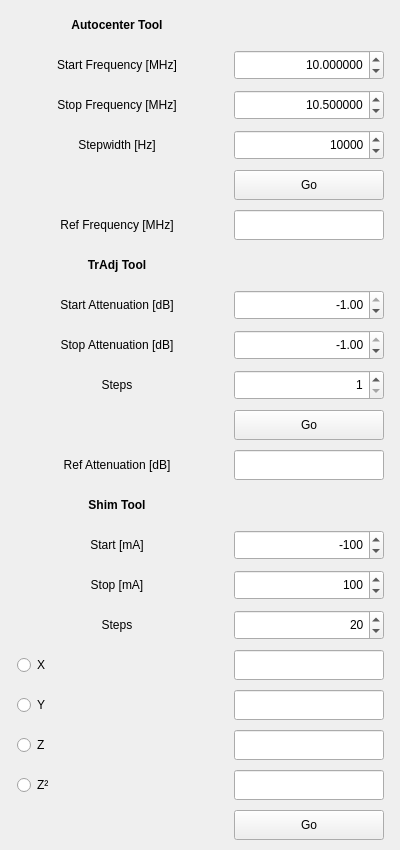
First picture: the form in Applications/relax2/ui/tools.ui, repository OpenMRI/ocra, before the edit.
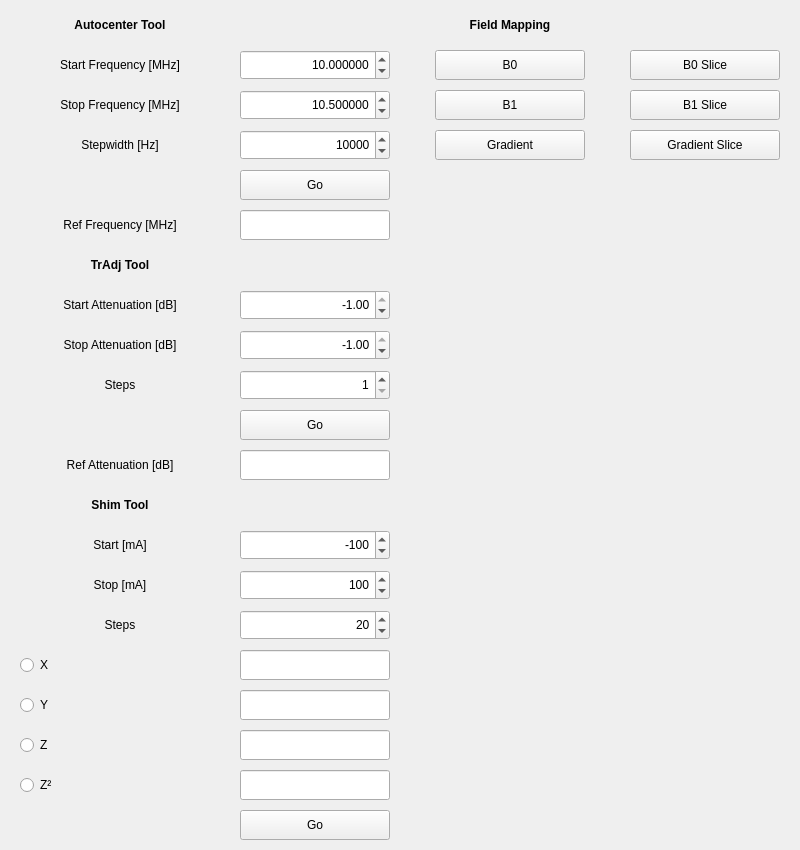
Second picture: the form after the edit.

Commit message: B1mapping init

```diff
--- a/Applications/relax2/ui/tools.ui
+++ b/Applications/relax2/ui/tools.ui
@@ -6,19 +6,19 @@
    <rect>
     <x>0</x>
     <y>0</y>
-    <width>400</width>
+    <width>800</width>
     <height>850</height>
    </rect>
   </property>
   <property name="minimumSize">
    <size>
-    <width>400</width>
+    <width>800</width>
     <height>850</height>
    </size>
   </property>
   <property name="maximumSize">
    <size>
-    <width>400</width>
+    <width>800</width>
     <height>850</height>
    </size>
   </property>
@@ -30,7 +30,7 @@
     <rect>
      <x>0</x>
      <y>0</y>
-     <width>401</width>
+     <width>801</width>
      <height>851</height>
     </rect>
    </property>
@@ -908,6 +908,187 @@
       </property>
      </widget>
     </item>
+    <item row="0" column="2">
+     <widget class="QLabel" name="label_15">
+      <property name="minimumSize">
+       <size>
+        <width>200</width>
+        <height>30</height>
+       </size>
+      </property>
+      <property name="maximumSize">
+       <size>
+        <width>200</width>
+        <height>30</height>
+       </size>
+      </property>
+      <property name="font">
+       <font>
+        <weight>75</weight>
+        <bold>true</bold>
+       </font>
+      </property>
+      <property name="text">
+       <string>Field Mapping</string>
+      </property>
+      <property name="alignment">
+       <set>Qt::AlignCenter</set>
+      </property>
+     </widget>
+    </item>
+    <item row="1" column="3">
+     <widget class="QPushButton" name="Field_Map_B0_Slice_pushButton">
+      <property name="minimumSize">
+       <size>
+        <width>150</width>
+        <height>30</height>
+       </size>
+      </property>
+      <property name="maximumSize">
+       <size>
+        <width>150</width>
+        <height>30</height>
+       </size>
+      </property>
+      <property name="text">
+       <string>B0 Slice</string>
+      </property>
+      <property name="autoDefault">
+       <bool>false</bool>
+      </property>
+     </widget>
+    </item>
+    <item row="2" column="3">
+     <widget class="QPushButton" name="Field_Map_B1_Slice_pushButton">
+      <property name="minimumSize">
+       <size>
+        <width>150</width>
+        <height>30</height>
+       </size>
+      </property>
+      <property name="maximumSize">
+       <size>
+        <width>150</width>
+        <height>30</height>
+       </size>
+      </property>
+      <property name="text">
+       <string>B1 Slice</string>
+      </property>
+      <property name="autoDefault">
+       <bool>false</bool>
+      </property>
+     </widget>
+    </item>
+    <item row="3" column="3">
+     <widget class="QPushButton" name="Field_Map_Gradient_Slice_pushButton">
+      <property name="minimumSize">
+       <size>
+        <width>150</width>
+        <height>30</height>
+       </size>
+      </property>
+      <property name="maximumSize">
+       <size>
+        <width>150</width>
+        <height>30</height>
+       </size>
+      </property>
+      <property name="text">
+       <string>Gradient Slice</string>
+      </property>
+      <property name="autoDefault">
+       <bool>false</bool>
+      </property>
+     </widget>
+    </item>
+    <item row="1" column="2">
+     <layout class="QHBoxLayout" name="horizontalLayout_2">
+      <property name="spacing">
+       <number>0</number>
+      </property>
+      <item>
+       <widget class="QPushButton" name="Field_Map_B0_pushButton">
+        <property name="minimumSize">
+         <size>
+          <width>150</width>
+          <height>30</height>
+         </size>
+        </property>
+        <property name="maximumSize">
+         <size>
+          <width>150</width>
+          <height>30</height>
+         </size>
+        </property>
+        <property name="text">
+         <string>B0</string>
+        </property>
+        <property name="autoDefault">
+         <bool>false</bool>
+        </property>
+       </widget>
+      </item>
+     </layout>
+    </item>
+    <item row="2" column="2">
+     <layout class="QHBoxLayout" name="horizontalLayout">
+      <property name="spacing">
+       <number>0</number>
+      </property>
+      <item>
+       <widget class="QPushButton" name="Field_Map_B1_pushButton">
+        <property name="minimumSize">
+         <size>
+          <width>150</width>
+          <height>30</height>
+         </size>
+        </property>
+        <property name="maximumSize">
+         <size>
+          <width>150</width>
+          <height>30</height>
+         </size>
+        </property>
+        <property name="text">
+         <string>B1</string>
+        </property>
+        <property name="autoDefault">
+         <bool>false</bool>
+        </property>
+       </widget>
+      </item>
+     </layout>
+    </item>
+    <item row="3" column="2">
+     <layout class="QHBoxLayout" name="horizontalLayout_3">
+      <property name="spacing">
+       <number>0</number>
+      </property>
+      <item>
+       <widget class="QPushButton" name="Field_Map_Gradient_pushButton">
+        <property name="minimumSize">
+         <size>
+          <width>150</width>
+          <height>30</height>
+         </size>
+        </property>
+        <property name="maximumSize">
+         <size>
+          <width>150</width>
+          <height>30</height>
+         </size>
+        </property>
+        <property name="text">
+         <string>Gradient</string>
+        </property>
+        <property name="autoDefault">
+         <bool>false</bool>
+        </property>
+       </widget>
+      </item>
+     </layout>
+    </item>
    </layout>
   </widget>
  </widget>
```
The commit also changes 3 other files.
